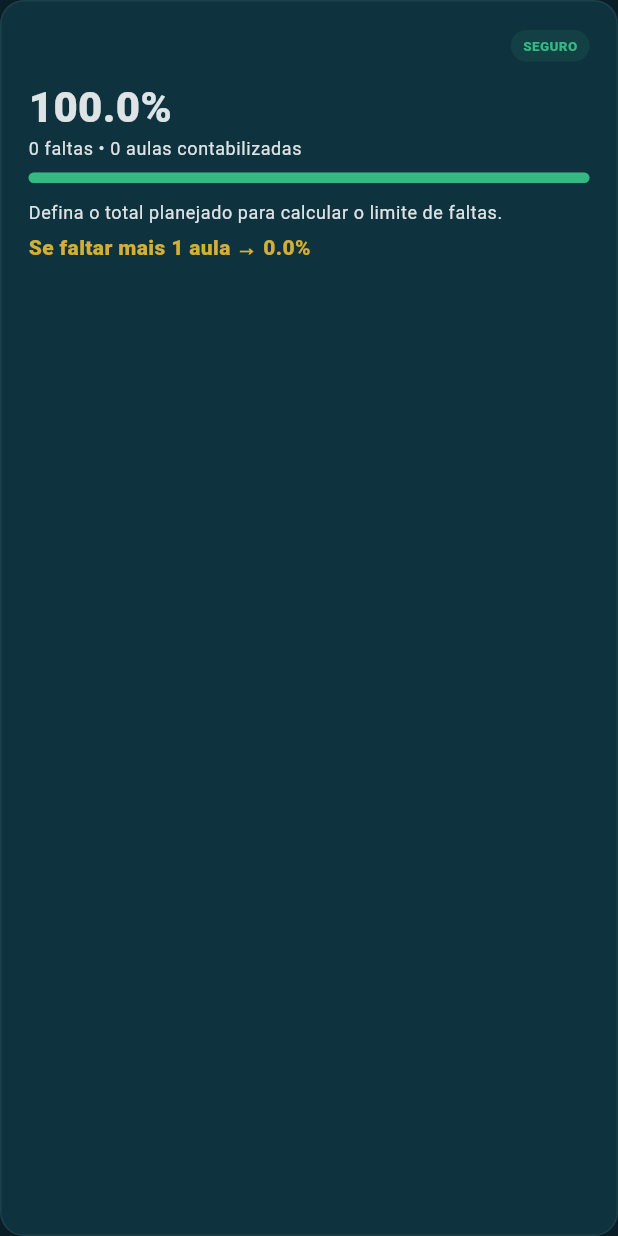
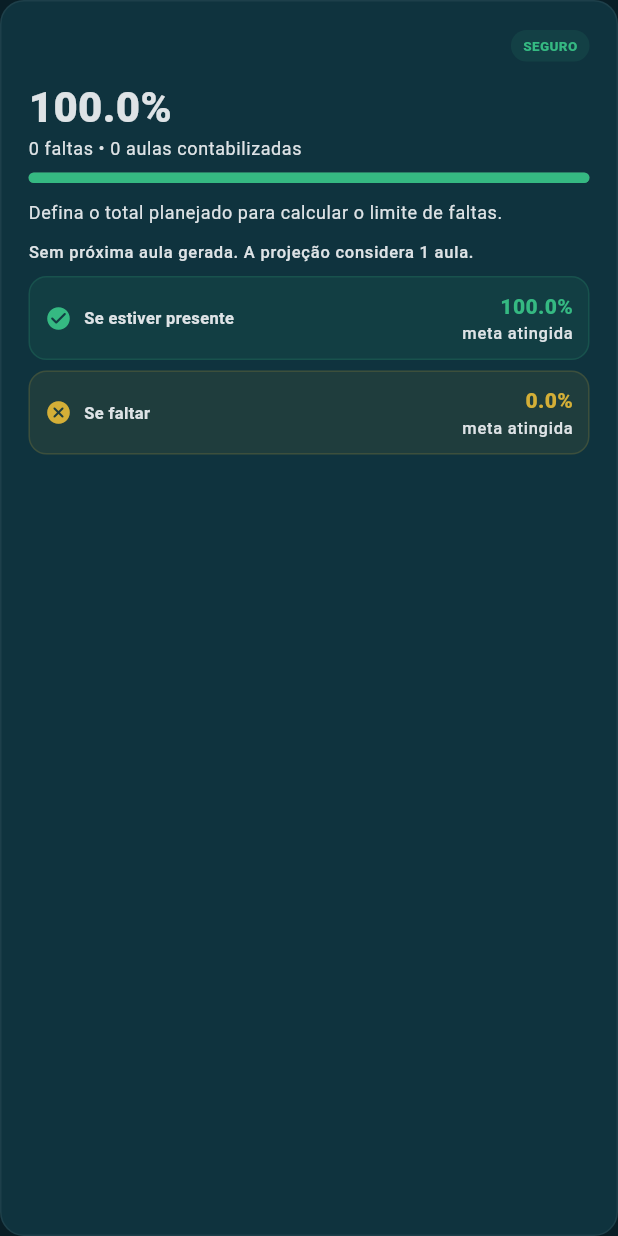
Before and after one commit to VictorAms12/academia-flow, a Flutter app: the _AttendanceProjectionCard widget shown alone on an empty page, opened directly with empty values, on a phone screen of 412 x 824 dp. Run offline on Flutter 3.47's test engine with Material 3 defaults, Android fonts, the phone set to English and light mode, and no system bars; our stand-ins replace flutter_local_notifications, flutter_secure_storage, flutter_timezone, google_sign_in, sqflite, sqflite_common_ffi and 1 more; missing offline and left inert: google_sign_in_platform_interface; accounts and stored records are empty.

Commit message:
Academia Flow v2.6.2 - Projeção de frequência
Adiciona projeção de presença e falta para a próxima aula usando o classCount real do próximo bloco e simplifica os nomes visíveis dos recursos Presença e Notas.

```diff
--- a/lib/screens/attendance_review_screen.dart
+++ b/lib/screens/attendance_review_screen.dart
@@ -16,7 +16,7 @@
     final resolved = history.where((session) => session.status != AttendanceStatus.pending).take(30).toList();
 
     return Scaffold(
-      appBar: AppBar(title: const Text('Presença 2.0')),
+      appBar: AppBar(title: const Text('Presença')),
       body: ListView(
         padding: const EdgeInsets.fromLTRB(18, 8, 18, 30),
         children: [
@@ -28,7 +28,7 @@
                 children: [
                   const PageHeader(
                     title: 'Frequência e revisão',
-                    subtitle: 'Veja o impacto das próximas faltas e corrija registros sem perder o contexto da aula.',
+                    subtitle: 'Compare o impacto de estar presente ou faltar na próxima aula e revise seus registros.',
                   ),
                   const SizedBox(height: 15),
                   if (state.subjects.isEmpty)
@@ -50,20 +50,18 @@
                             ],
                           );
                         }
-                        return GridView.builder(
-                          shrinkWrap: true,
-                          physics: const NeverScrollableScrollPhysics(),
-                          itemCount: state.subjects.length,
-                          gridDelegate: const SliverGridDelegateWithFixedCrossAxisCount(
-                            crossAxisCount: 2,
-                            crossAxisSpacing: 10,
-                            mainAxisSpacing: 10,
-                            childAspectRatio: 1.43,
-                          ),
-                          itemBuilder: (_, index) => _AttendanceProjectionCard(
-                            state: state,
-                            subject: state.subjects[index],
-                          ),
+
+                        final width = (constraints.maxWidth - 10) / 2;
+                        return Wrap(
+                          spacing: 10,
+                          runSpacing: 10,
+                          children: [
+                            for (final subject in state.subjects)
+                              SizedBox(
+                                width: width,
+                                child: _AttendanceProjectionCard(state: state, subject: subject),
+                              ),
+                          ],
                         );
                       },
                     ),
@@ -100,6 +98,7 @@
 
 class _AttendanceProjectionCard extends StatelessWidget {
   const _AttendanceProjectionCard({required this.state, required this.subject});
+
   final AppState state;
   final Subject subject;
 
@@ -107,7 +106,18 @@
   Widget build(BuildContext context) {
     final target = state.attendanceTarget(subject);
     final remaining = state.remainingAbsences(subject);
-    final projected = state.simulatedAttendance(subject, 1);
+    final nextBlock = _nextClassBlock(state, subject);
+    final nextClassCount = nextBlock?.classCount ?? 1;
+    final presentProjection = _projectAttendance(
+      subject,
+      additionalClasses: nextClassCount,
+      additionalAbsences: 0,
+    );
+    final absentProjection = _projectAttendance(
+      subject,
+      additionalClasses: nextClassCount,
+      additionalAbsences: nextClassCount,
+    );
     final risk = state.attendanceRiskLabel(subject);
     final riskColor = switch (risk) {
       'SEGURO' => AppColors.success,
@@ -115,6 +125,7 @@
       'RISCO' => AppColors.warning,
       _ => AppColors.danger,
     };
+
     return SoftCard(
       child: Column(
         crossAxisAlignment: CrossAxisAlignment.start,
@@ -131,13 +142,22 @@
               ),
               Container(
                 padding: const EdgeInsets.symmetric(horizontal: 8, vertical: 4),
-                decoration: BoxDecoration(color: riskColor.withValues(alpha: .10), borderRadius: BorderRadius.circular(20)),
-                child: Text(risk, style: TextStyle(color: riskColor, fontWeight: FontWeight.w900, fontSize: 9)),
+                decoration: BoxDecoration(
+                  color: riskColor.withValues(alpha: .10),
+                  borderRadius: BorderRadius.circular(20),
+                ),
+                child: Text(
+                  risk,
+                  style: TextStyle(color: riskColor, fontWeight: FontWeight.w900, fontSize: 9),
+                ),
               ),
             ],
           ),
           const SizedBox(height: 9),
-          Text('${subject.attendance.toStringAsFixed(1)}%', style: const TextStyle(fontWeight: FontWeight.w900, fontSize: 28)),
+          Text(
+            '${subject.attendance.toStringAsFixed(1)}%',
+            style: const TextStyle(fontWeight: FontWeight.w900, fontSize: 28),
+          ),
           Text(
             '${subject.absences} falta${subject.absences == 1 ? '' : 's'} • ${subject.totalClasses} aulas contabilizadas',
             style: Theme.of(context).textTheme.bodySmall,
@@ -156,10 +176,90 @@
                 : 'Ainda pode faltar $remaining aula${remaining == 1 ? '' : 's'} mantendo a meta de ${target.toStringAsFixed(0)}%.',
             style: Theme.of(context).textTheme.bodySmall,
           ),
-          const SizedBox(height: 5),
-          Text(
-            'Se faltar mais 1 aula → ${projected.toStringAsFixed(1)}%',
-            style: TextStyle(fontWeight: FontWeight.w800, color: projected < target ? AppColors.danger : AppColors.gold),
+          const SizedBox(height: 10),
+          if (nextBlock != null)
+            Text(
+              'Próxima aula: ${_date(nextBlock.date)} • ${nextBlock.start}–${nextBlock.end} • $nextClassCount aula${nextClassCount == 1 ? '' : 's'}',
+              maxLines: 2,
+              overflow: TextOverflow.ellipsis,
+              style: Theme.of(context).textTheme.labelSmall,
+            )
+          else
+            Text(
+              'Sem próxima aula gerada. A projeção considera 1 aula.',
+              style: Theme.of(context).textTheme.labelSmall,
+            ),
+          const SizedBox(height: 8),
+          _ProjectionRow(
+            icon: Icons.check_circle_rounded,
+            label: 'Se estiver presente',
+            value: presentProjection,
+            color: AppColors.success,
+            target: target,
+          ),
+          const SizedBox(height: 7),
+          _ProjectionRow(
+            icon: Icons.cancel_rounded,
+            label: 'Se faltar',
+            value: absentProjection,
+            color: absentProjection < target ? AppColors.danger : AppColors.gold,
+            target: target,
+          ),
+        ],
+      ),
+    );
+  }
+}
+
+class _ProjectionRow extends StatelessWidget {
+  const _ProjectionRow({
+    required this.icon,
+    required this.label,
+    required this.value,
+    required this.color,
+    required this.target,
+  });
+
+  final IconData icon;
+  final String label;
+  final double value;
+  final Color color;
+  final double target;
+
+  @override
+  Widget build(BuildContext context) {
+    final reachesTarget = value >= target;
+    return Container(
+      width: double.infinity,
+      padding: const EdgeInsets.symmetric(horizontal: 10, vertical: 9),
+      decoration: BoxDecoration(
+        color: color.withValues(alpha: .08),
+        borderRadius: BorderRadius.circular(12),
+        border: Border.all(color: color.withValues(alpha: .16)),
+      ),
+      child: Row(
+        children: [
+          Icon(icon, size: 18, color: color),
+          const SizedBox(width: 8),
+          Expanded(
+            child: Text(
+              label,
+              style: const TextStyle(fontSize: 11, fontWeight: FontWeight.w700),
+            ),
+          ),
+          const SizedBox(width: 8),
+          Column(
+            crossAxisAlignment: CrossAxisAlignment.end,
+            children: [
+              Text(
+                '${value.toStringAsFixed(1)}%',
+                style: TextStyle(fontWeight: FontWeight.w900, color: color),
+              ),
+              Text(
+                reachesTarget ? 'meta atingida' : 'abaixo da meta',
+                style: Theme.of(context).textTheme.labelSmall,
+              ),
+            ],
           ),
         ],
       ),
@@ -169,6 +269,7 @@
 
 class _AttendanceHistoryTile extends StatelessWidget {
   const _AttendanceHistoryTile({required this.state, required this.session});
+
   final AppState state;
   final ClassSession session;
 
@@ -186,6 +287,7 @@
       AttendanceStatus.cancelled => 'Cancelada',
       AttendanceStatus.pending => 'Pendente',
     };
+
     return ListTile(
       contentPadding: EdgeInsets.zero,
       leading: CircleAvatar(
@@ -220,4 +322,33 @@
   }
 }
 
-String _date(DateTime value) => '${value.day.toString().padLeft(2, '0')}/${value.month.toString().padLeft(2, '0')}/${value.year}';
+ClassSession? _nextClassBlock(AppState state, Subject subject) {
+  if (subject.id == null) return null;
+  final now = DateTime.now();
+  final candidates = state.classSessions
+      .where(
+        (session) =>
+            session.subjectId == subject.id &&
+            session.status != AttendanceStatus.cancelled &&
+            session.startsAt.isAfter(now),
+      )
+      .toList()
+    ..sort((a, b) => a.startsAt.compareTo(b.startsAt));
+  return candidates.isEmpty ? null : candidates.first;
+}
+
+double _projectAttendance(
+  Subject subject, {
+  required int additionalClasses,
+  required int additionalAbsences,
+}) {
+  final classes = additionalClasses.clamp(0, 9999).toInt();
+  final absences = additionalAbsences.clamp(0, classes).toInt();
+  final total = subject.totalClasses + classes;
+  final misses = subject.absences + absences;
+  if (total <= 0) return 100;
+  return ((total - misses).clamp(0, total) / total) * 100;
+}
+
+String _date(DateTime value) =>
+    '${value.day.toString().padLeft(2, '0')}/${value.month.toString().padLeft(2, '0')}/${value.year}';
--- a/lib/screens/home_screen.dart
+++ b/lib/screens/home_screen.dart
@@ -311,12 +311,12 @@
         FilledButton.tonalIcon(
           onPressed: () => Navigator.push(context, motionRoute(const AttendanceReviewScreen())),
           icon: const Icon(Icons.how_to_reg_rounded),
-          label: const Text('Presença 2.0'),
+          label: const Text('Presença'),
         ),
         FilledButton.tonalIcon(
           onPressed: () => Navigator.push(context, motionRoute(const GradeLabScreen())),
           icon: const Icon(Icons.calculate_outlined),
-          label: const Text('Notas 2.0'),
+          label: const Text('Notas'),
         ),
         FilledButton.tonalIcon(
           onPressed: () => Navigator.push(context, motionRoute(const NotificationCenterScreen())),
--- a/pubspec.yaml
+++ b/pubspec.yaml
@@ -1,7 +1,7 @@
 name: academia_flow
 description: Organizador universitario academico offline em Flutter.
 publish_to: "none"
-version: 2.6.1+20
+version: 2.6.2+21
 
 environment:
   sdk: ">=3.12.0 <4.0.0"
```
Also changed, not shown: lib/screens/grade_lab_screen.dart (+59 -29 lines).
